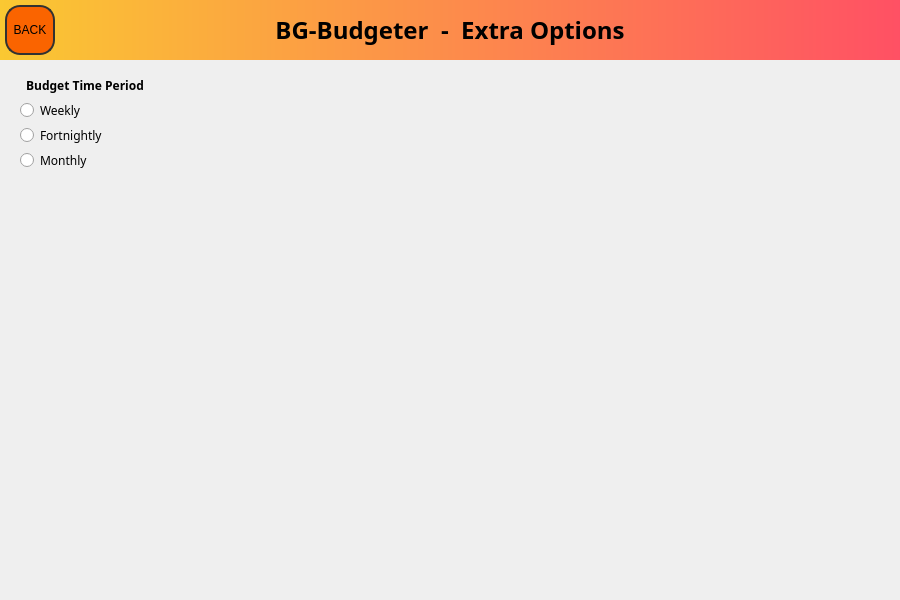
Old version of the form QtUiFiles/budgeter.ui in the repository BenSGrant/BG-Budgeter.
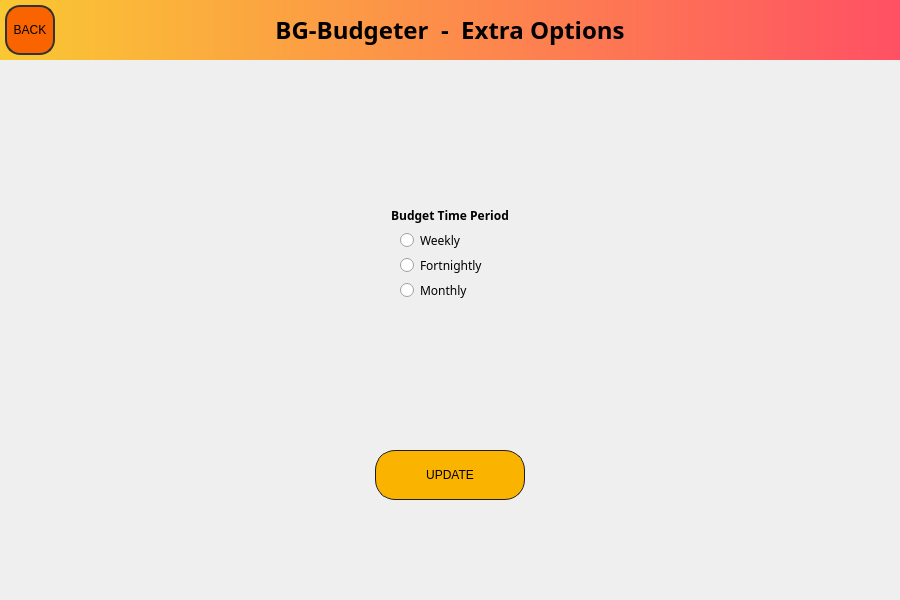
New version of the form. The open tabs and pages were chosen to show the change.

Commit message: options saving and loading save data

The edit to the form file:
```diff
--- a/QtUiFiles/budgeter.ui
+++ b/QtUiFiles/budgeter.ui
@@ -643,8 +643,8 @@
     <widget class="QRadioButton" name="weeklyBudgetRadioButton">
      <property name="geometry">
       <rect>
-       <x>20</x>
-       <y>100</y>
+       <x>400</x>
+       <y>230</y>
        <width>100</width>
        <height>20</height>
       </rect>
@@ -661,8 +661,8 @@
     <widget class="QRadioButton" name="fortnightlyBudgetRadioButton">
      <property name="geometry">
       <rect>
-       <x>20</x>
-       <y>125</y>
+       <x>400</x>
+       <y>255</y>
        <width>100</width>
        <height>20</height>
       </rect>
@@ -679,8 +679,8 @@
     <widget class="QLabel" name="timePeriodOptionLbl">
      <property name="geometry">
       <rect>
-       <x>10</x>
-       <y>70</y>
+       <x>375</x>
+       <y>200</y>
        <width>150</width>
        <height>30</height>
       </rect>
@@ -703,8 +703,8 @@
     <widget class="QRadioButton" name="monthlyBudgetRadioButton">
      <property name="geometry">
       <rect>
-       <x>20</x>
-       <y>150</y>
+       <x>400</x>
+       <y>280</y>
        <width>100</width>
        <height>20</height>
       </rect>
@@ -718,6 +718,40 @@
       <string>Monthly</string>
      </property>
     </widget>
+    <widget class="QPushButton" name="updateOptionsButton">
+     <property name="geometry">
+      <rect>
+       <x>375</x>
+       <y>450</y>
+       <width>150</width>
+       <height>50</height>
+      </rect>
+     </property>
+     <property name="styleSheet">
+      <string notr="true">QPushButton {
+	background-color: rgb(250,180,0);
+	border-style: solid;
+	border-width: 1px;
+	border-color: rgb(30,30,30);
+	border-radius:20px;
+}
+
+QPushButton:hover {
+	background-color: rgb(230,160,0);
+	border-color: rgb(15,15,15);
+}
+
+QPushButton:pressed {
+	background-color: rgb(210,140,0);
+	border-color: rgb(0,0,0);
+}
+
+</string>
+     </property>
+     <property name="text">
+      <string>UPDATE</string>
+     </property>
+    </widget>
    </widget>
    <widget class="QWidget" name="viewBudgetPage">
     <widget class="QLabel" name="viewBudgetPageTtl">
```
The commit also changes 4 other files.
